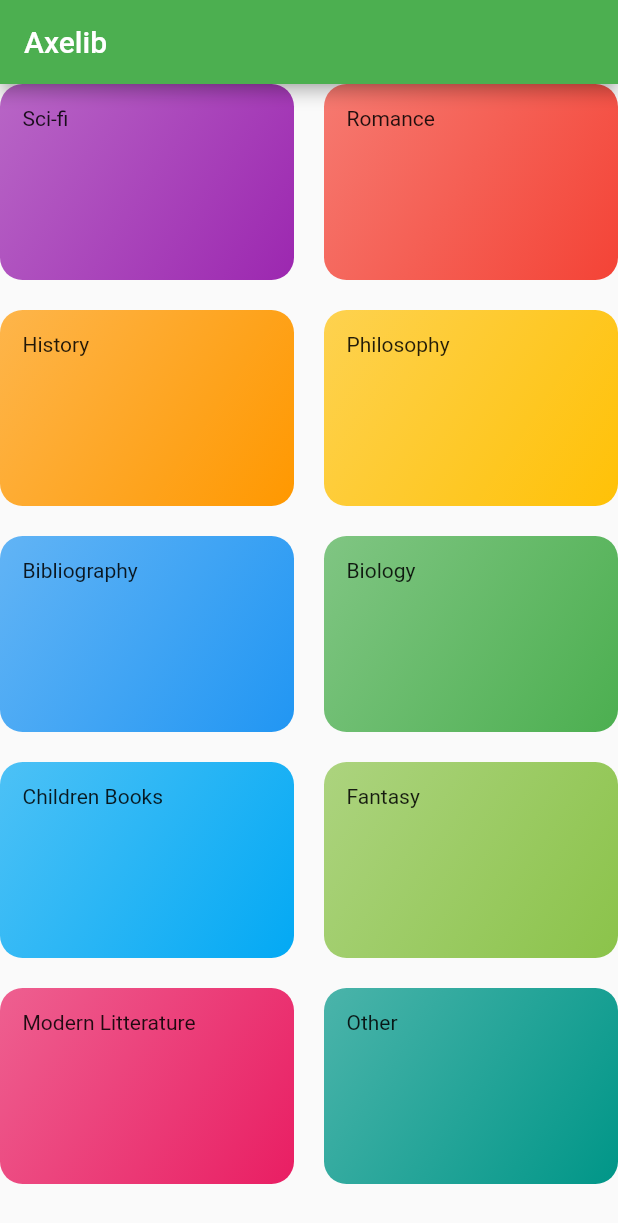
After one commit to oussemamaknii/RFID_MicroServices_Project, a Flutter app: the CategoriesScreen screen opened directly, on a phone screen of 412 x 824 dp. The commit adds this screen. Shown: the top 1223 px of the screen. Run offline on Flutter 3.47's test engine with Material 2 defaults, Android fonts, the phone set to English and light mode, and no system bars; our stand-ins replace firebase_auth, firebase_core; accounts and stored records are empty.

Commit message:
app categorie catalog

```diff
--- /dev/null
+++ b/axelib_auth/lib/src/screens/categories_screen.dart
@@ -0,0 +1,31 @@
+import 'package:flutter/material.dart';
+
+import './dummy_data.dart';
+import './category_item.dart';
+
+class CategoriesScreen extends StatelessWidget {
+  @override
+  Widget build(BuildContext context) {
+    return Scaffold(
+      appBar: AppBar(
+        title: const Text('Axelib'),
+      ),
+      body: GridView(
+        children: DUMMY_CATEGORIES
+            .map(
+              (catData) => CategoryItem(
+                    catData.title,
+                    catData.color,
+                  ),
+            )
+            .toList(),
+        gridDelegate: SliverGridDelegateWithMaxCrossAxisExtent(
+          maxCrossAxisExtent: 200,
+          childAspectRatio: 3 / 2,
+          crossAxisSpacing: 20,
+          mainAxisSpacing: 20,
+        ),
+      ),
+    );
+  }
+}
--- a/axelib_auth/lib/src/screens/dummy_data.dart
+++ b/axelib_auth/lib/src/screens/dummy_data.dart
@@ -5,52 +5,52 @@ import './models/category.dart';
 const DUMMY_CATEGORIES = const [
   Category(
     id: 'c1',
-    title: 'Italian',
+    title: 'Sci-fi',
     color: Colors.purple,
   ),
   Category(
     id: 'c2',
-    title: 'Quick & Easy',
+    title: 'Romance',
     color: Colors.red,
   ),
   Category(
     id: 'c3',
-    title: 'Hamburgers',
+    title: 'History',
     color: Colors.orange,
   ),
   Category(
     id: 'c4',
-    title: 'German',
+    title: 'Philosophy',
     color: Colors.amber,
   ),
   Category(
     id: 'c5',
-    title: 'Light & Lovely',
+    title: 'Bibliography',
     color: Colors.blue,
   ),
   Category(
     id: 'c6',
-    title: 'Exotic',
+    title: 'Biology',
     color: Colors.green,
   ),
   Category(
     id: 'c7',
-    title: 'Breakfast',
+    title: 'Children Books',
     color: Colors.lightBlue,
   ),
   Category(
     id: 'c8',
-    title: 'Asian',
+    title: 'Fantasy',
     color: Colors.lightGreen,
   ),
   Category(
     id: 'c9',
-    title: 'French',
+    title: 'Modern Litterature',
     color: Colors.pink,
   ),
   Category(
     id: 'c10',
-    title: 'Summer',
+    title: 'Other',
     color: Colors.teal,
   ),
 ];
--- /dev/null
+++ b/axelib_auth/lib/src/screens/homeor.dart
@@ -0,0 +1,22 @@
+import 'package:axelib_auth/src/screens/login.dart';
+import 'package:firebase_auth/firebase_auth.dart';
+import 'package:flutter/material.dart';
+
+class HomeScreen extends StatelessWidget {
+  final auth = FirebaseAuth.instance;
+
+  @override
+  Widget build(BuildContext context) {
+    return Scaffold(
+      body: Center(
+        child: FlatButton(
+            child: Text('Welcome'),
+            onPressed: () {
+              auth.signOut();
+              Navigator.of(context).pushReplacement(
+                  MaterialPageRoute(builder: (context) => LoginScreen()));
+            }),
+      ),
+    );
+  }
+}
```
Also changed, not shown: axelib_auth/lib/src/screens/home.dart (+11 -10 lines), axelib_auth/lib/src/screens/widgets/main_drawer.dart (added, +69 -0 lines), axelib_auth/lib/src/screens/category_item.dart (renamed from axelib_auth/lib/src/screens/categories_item.dart).
